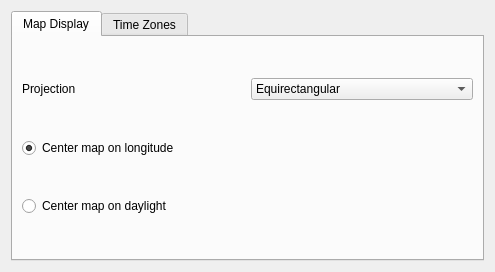
The window that src/plasmoid/worldclockConfig.ui (KDE/marble) describes before a commit, drawn with Qt 5.
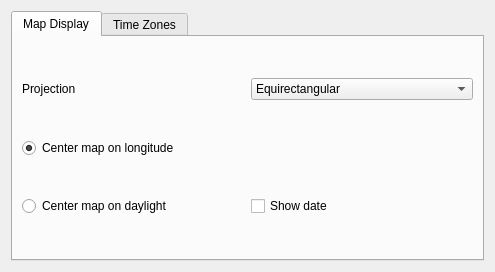
The same window after the commit. The open tabs and pages were chosen to show the change. Icons and pictures are not drawn. Custom widgets are drawn as their Qt base class.

Commit message: Fix dates, make them set by system setting...

Diff of the .ui file:
```diff
--- a/src/plasmoid/worldclockConfig.ui
+++ b/src/plasmoid/worldclockConfig.ui
@@ -99,6 +99,13 @@
          </property>
         </widget>
        </item>
+       <item row="2" column="1" >
+        <widget class="QCheckBox" name="showdate" >
+         <property name="text" >
+          <string>Show date</string>
+         </property>
+        </widget>
+       </item>
       </layout>
      </widget>
      <widget class="QWidget" name="tab_2" >
```
Left out of the diff: 2 changed lines with no effect on the pictures. The commit also changes 2 other files.
